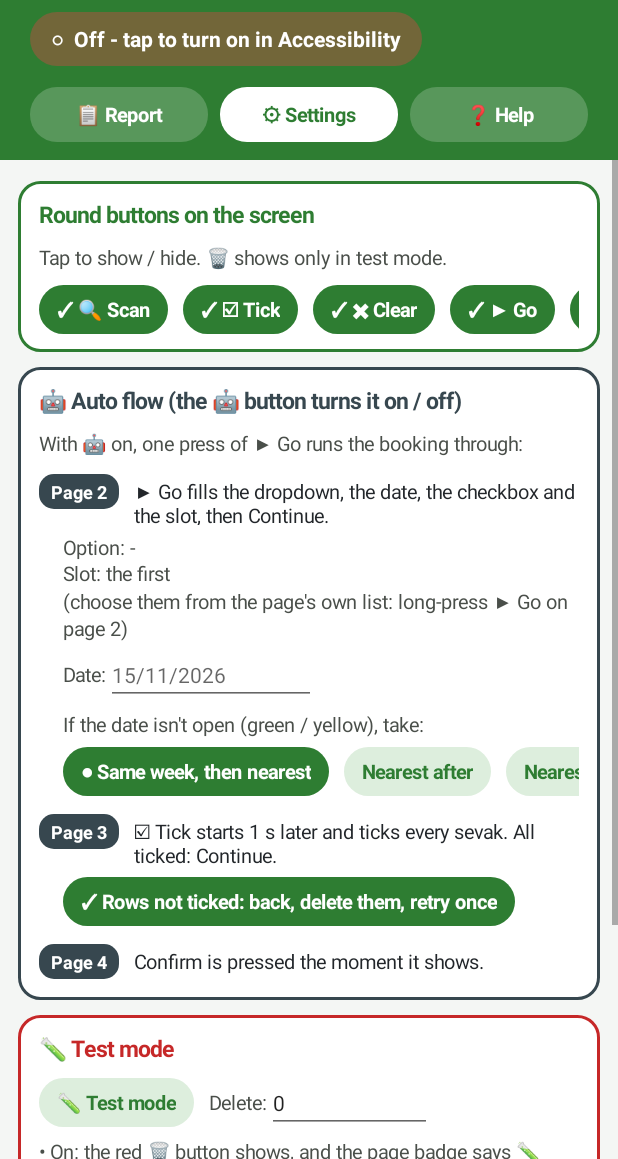
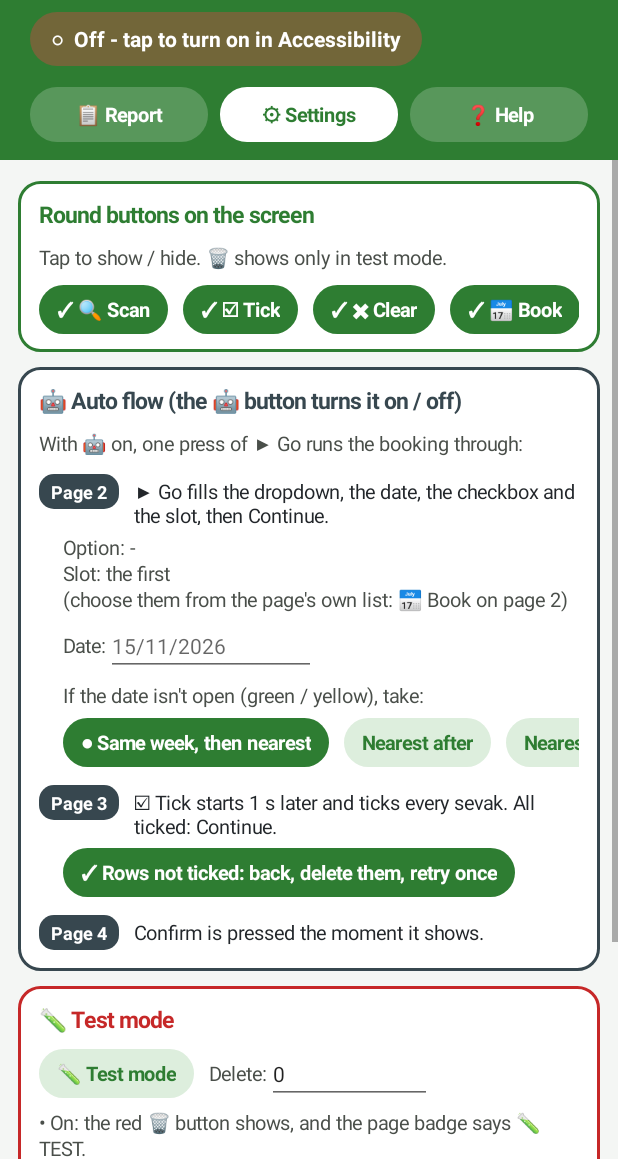
Before and after one commit to KunukuntlaGowtham/dummy, an Android app: the screen it shows after launch (MainActivity), after a tap on "⚙ Settings", on a phone screen of 412 x 824 dp, the part 77-1236 px from its top. Run offline under Robolectric (Android 15) with nearby library versions, the phone set to English and light mode, and no system bars.

Commit message:
Bring back the 📅 Book button (dropdown option, date, slot)
Book is a round button again, next to Go: it opens the form with the page's own
dropdown options, the date and the slot. Go's long press opens the same form.

Co-Authored-By: Claude Opus 5.5 <noreply@anthropic.com>
Claude-Session: https://claude.ai/code/session_016tgxkCmXKNyTpYCy9yAJbi

```diff
--- a/inspector/src/main/java/com/kunukuntla/a11yinspector/MainActivity.java
+++ b/inspector/src/main/java/com/kunukuntla/a11yinspector/MainActivity.java
@@ -251,7 +251,7 @@ public class MainActivity extends Activity {
         }
     }
 
-    private static final String[] SHOWN_NAMES = {"🔍 Scan", "☑ Tick", "✖ Clear", "▶ Go", "🤖 Auto", "📋 Report", "🗑 Delete"};
+    private static final String[] SHOWN_NAMES = {"🔍 Scan", "☑ Tick", "✖ Clear", "📅 Book", "▶ Go", "🤖 Auto", "📋 Report", "🗑 Delete"};
 
     /**
      * Which round buttons are on the screen: one chip each, tap to show / hide it. The buttons
@@ -314,7 +314,7 @@ public class MainActivity extends Activity {
         Runnable showSaved = () -> {
             String opt = sp.getString("book_option", ""), radio = sp.getString("book_radio", "");
             saved.setText("Option: " + (opt.isEmpty() ? "-" : opt) + "\nSlot: " + (radio.isEmpty() ? "the first" : radio)
-                    + "\n(choose them from the page's own list: long-press ▶ Go on page 2)");
+                    + "\n(choose them from the page's own list: 📅 Book on page 2)");
         };
         showSaved.run();
         box.addView(saved);
@@ -513,7 +513,8 @@ public class MainActivity extends Activity {
             + "🔍 Scan - what the screen has (long-press: deep scan + screenshot, to send me).\n"
             + "☑ Tick - ticks every sevak on page 3 and clears the pop-up after each.\n"
             + "✖ Clear - clears the pop-ups up now (long-press: Auto-clear on / off).\n"
-            + "▶ Go - fills page 2 with your saved choices. Long-press: choose them (option, date, slot).\n"
+            + "📅 Book - on page 2: choose the dropdown option (from the page's own list), the date and the slot, then Save.\n"
+            + "▶ Go - fills page 2 with those saved choices (long-press: the same form as Book).\n"
             + "🤖 Auto - on: Go → Tick → Continue → Confirm runs by itself (see Settings).\n"
             + "📋 Report - the last run's result; the full report is in this app.\n"
             + "🗑 Delete - only in test mode (Settings).\n\n"
```
Also changed, not shown: inspector/src/main/java/com/kunukuntla/a11yinspector/InspectorService.java (+15 -5 lines).
